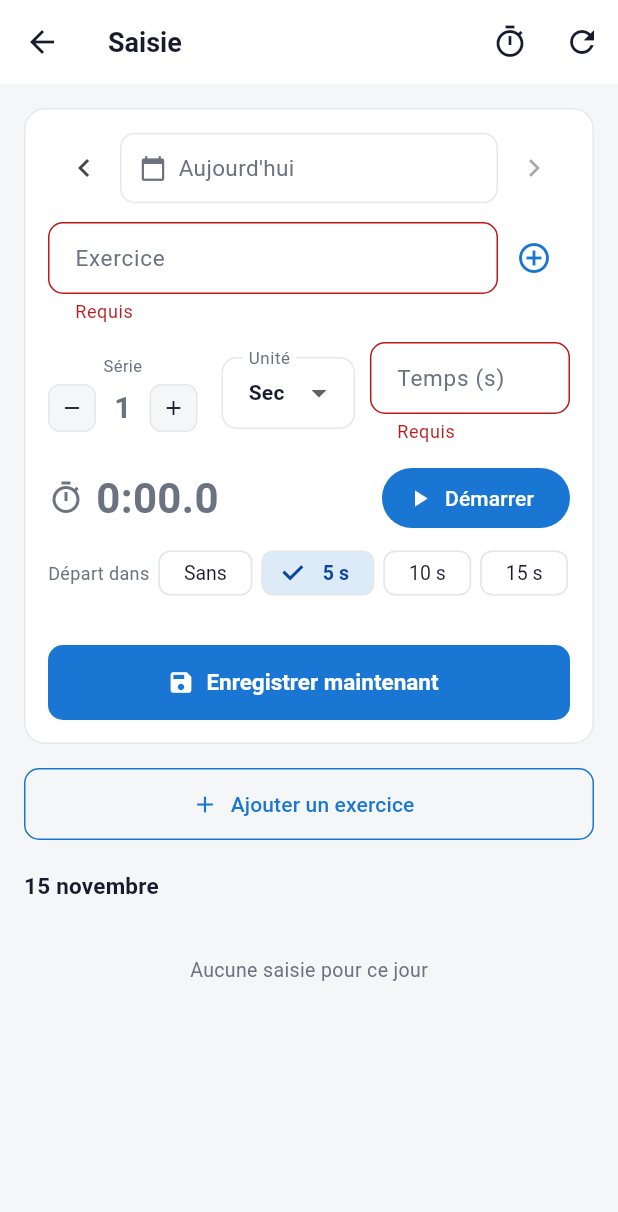
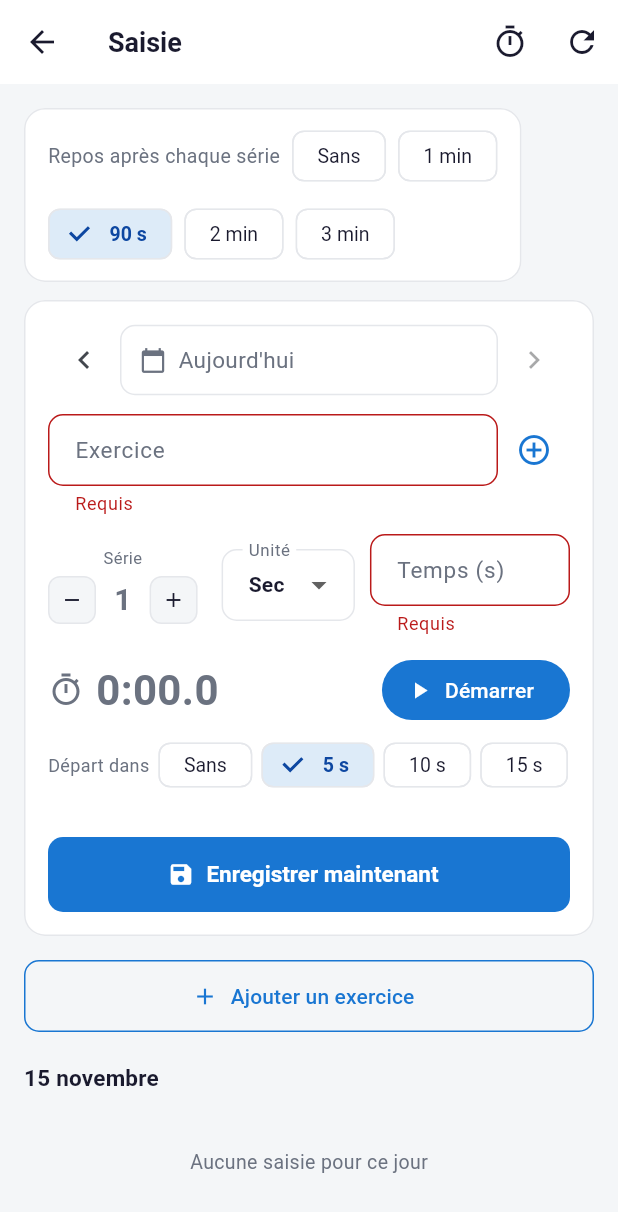
Before and after one commit to Mephisto116631/sysiphe, a Flutter app: the SaisieScreen screen opened directly with empty values, after a tap on "Enregistrer maintenant", on a phone screen of 412 x 824 dp. Shown: the top 1212 px of the screen. Run offline on Flutter 3.47's test engine with Material 3 defaults, Android fonts, the phone set to English and light mode, and no system bars; our stand-ins replace fl_chart, flutter_local_notifications, share_plus, shared_preferences, supabase_flutter, table_calendar and 2 more; accounts and stored records are empty; network calls fail.

Commit message:
Repos automatique entre les séries, premier exercice présélectionné, filtres mémorisés

```diff
--- a/flutter/lib/screens/saisie_screen.dart
+++ b/flutter/lib/screens/saisie_screen.dart
@@ -7,9 +7,12 @@ import '../models/session.dart';
 import '../models/stats.dart';
 import '../services/data_events.dart';
 import '../services/supabase_service.dart';
+import '../services/timer_alerts.dart';
+import '../services/ui_prefs.dart';
 import '../theme.dart';
 import '../widgets/chrono.dart';
 import '../widgets/exercise_card.dart';
+import '../widgets/rest_bar.dart';
 import 'minuteur_screen.dart';
 
 class SaisieScreen extends StatefulWidget {
@@ -21,7 +24,8 @@ class SaisieScreen extends StatefulWidget {
   State<SaisieScreen> createState() => _SaisieScreenState();
 }
 
-class _SaisieScreenState extends State<SaisieScreen> {
+class _SaisieScreenState extends State<SaisieScreen>
+    with WidgetsBindingObserver {
   // ── État du formulaire ────────────────────────────────────────────────────
   final _exerciceCtrl = TextEditingController();
   final _chargeCtrl =
@@ -74,6 +78,7 @@ class _SaisieScreenState extends State<SaisieScreen> {
   void initState() {
     super.initState();
     dataVersion.addListener(_onDataChanged);
+    WidgetsBinding.instance.addObserver(this);
     _init();
   }
 
@@ -84,9 +89,100 @@ class _SaisieScreenState extends State<SaisieScreen> {
       _loadExerciceNames(),
       _loadWeight(),
       _loadHistory(),
+      _loadRestPref(),
     ]);
-    // Pas de reprise automatique : l'exercice est toujours choisi par
-    // l'utilisateur.
+    _preselectFirst();
+  }
+
+  /// À l'ouverture, la carte principale propose le premier exercice de la
+  /// séance précédente (le premier pas encore fait aujourd'hui). Jamais de
+  /// changement d'exercice automatique ensuite.
+  void _preselectFirst() {
+    if (!mounted || _exerciceCtrl.text.trim().isNotEmpty || _previous.isEmpty) {
+      return;
+    }
+    _applyTemplate(nextPending(_previous, _doneToday) ?? _previous.first);
+  }
+
+  // ── Repos entre les séries ────────────────────────────────────────────────
+  int _restSeconds = 90; // 0 = sans repos automatique
+  DateTime? _restEnd;
+  Timer? _restTick;
+  int _restBeep = -1;
+  final _restLeft = ValueNotifier<Duration?>(null);
+
+  Future<void> _loadRestPref() async {
+    final v = await UiPrefs.getInt('rest_seconds');
+    if (v != null && RestBar.choices.contains(v) && mounted) {
+      setState(() => _restSeconds = v);
+    }
+  }
+
+  void _setRestConfig(int v) {
+    setState(() => _restSeconds = v);
+    UiPrefs.setInt('rest_seconds', v);
+    if (v > 0) TimerAlerts.requestPermission(); // notifications (Android 13+)
+  }
+
+  bool get _isToday {
+    final n = DateTime.now();
+    return _date.year == n.year && _date.month == n.month && _date.day == n.day;
+  }
+
+  /// Lance le repos après une série enregistrée (aujourd'hui seulement).
+  void _startRest() {
+    if (_restSeconds <= 0 || !_isToday || !mounted) return;
+    _restEnd = DateTime.now().add(Duration(seconds: _restSeconds));
+    _restBeep = -1;
+    _restTick?.cancel();
+    _restTick = Timer.periodic(const Duration(milliseconds: 200), (_) => _onRestTick());
+    _onRestTick();
+  }
+
+  void _onRestTick() {
+    final end = _restEnd;
+    if (end == null) return;
+    final left = end.difference(DateTime.now());
+    if (left <= Duration.zero) {
+      _stopRest();
+      HapticFeedback.heavyImpact();
+      Future.delayed(const Duration(milliseconds: 250), HapticFeedback.heavyImpact);
+      return;
+    }
+    final sec = (left.inMilliseconds / 1000).ceil();
+    if (sec <= 3 && sec != _restBeep) {
+      _restBeep = sec;
+      HapticFeedback.selectionClick();
+    }
+    _restLeft.value = left;
+  }
+
+  void _stopRest() {
+    _restTick?.cancel();
+    _restEnd = null;
+    _restLeft.value = null;
+    TimerAlerts.cancelAll();
+  }
+
+  void _adjustRest(int seconds) {
+    final end = _restEnd;
+    if (end == null) return;
+    _restEnd = end.add(Duration(seconds: seconds));
+    _onRestTick();
+  }
+
+  // Écran éteint ou autre appli : notification de fin de repos.
+  @override
+  void didChangeAppLifecycleState(AppLifecycleState state) {
+    final end = _restEnd;
+    if (state == AppLifecycleState.paused && end != null) {
+      final left = end.difference(DateTime.now());
+      if (left > Duration.zero) {
+        TimerAlerts.schedule([TimerAlert(left, 'Repos terminé', 'Prochaine série !')]);
+      }
+    } else if (state == AppLifecycleState.resumed) {
+      TimerAlerts.cancelAll();
+    }
   }
 
   /// Exercices du plus récent au plus ancien (liste « Récents »,
@@ -189,6 +285,7 @@ class _SaisieScreenState extends State<SaisieScreen> {
       _snack(newPr
           ? '🏆 $ex : nouveau record en série (${_num(e.value)})'
           : '$ex · série ${e.serie} enregistrée ✓');
+      _startRest();
       return true;
     } catch (err) {
       _snack('Erreur : $err', error: true);
@@ -683,6 +780,7 @@ class _SaisieScreenState extends State<SaisieScreen> {
           : perfs.length > 1
               ? '${perfs.length} séries enregistrées ✓'
               : 'Enregistré ✓');
+      _startRest();
     } catch (e) {
       setState(() => _saving = false);
       _snack('Erreur : $e', error: true);
@@ -808,6 +906,9 @@ class _SaisieScreenState extends State<SaisieScreen> {
   @override
   void dispose() {
     _autoTimer?.cancel();
+    _restTick?.cancel();
+    _restLeft.dispose();
+    WidgetsBinding.instance.removeObserver(this);
     dataVersion.removeListener(_onDataChanged);
     _exerciceCtrl.dispose();
     _chargeCtrl.dispose();
@@ -845,6 +946,16 @@ class _SaisieScreenState extends State<SaisieScreen> {
         child: Column(
           crossAxisAlignment: CrossAxisAlignment.start,
           children: [
+            // ── Repos entre les séries ────────────────────────────────────
+            RestBar(
+              seconds: _restSeconds,
+              onConfig: _setRestConfig,
+              left: _restLeft,
+              onSkip: _stopRest,
+              onAdjust: _adjustRest,
+            ),
+            const SizedBox(height: 12),
+
             // ── Résumé du jour ────────────────────────────────────────────
             if (_history.isNotEmpty || _todayPerfs.isNotEmpty) ...[
               _KpiRow(
--- /dev/null
+++ b/flutter/lib/services/ui_prefs.dart
@@ -0,0 +1,22 @@
+import 'package:shared_preferences/shared_preferences.dart';
+
+/// Préférences d'interface de l'appareil (filtres, réglages de repos…).
+/// Jamais bloquant : en cas d'erreur, on retombe sur la valeur par défaut.
+class UiPrefs {
+  static Future<SharedPreferences?> _p() async {
+    try {
+      return await SharedPreferences.getInstance();
+    } catch (_) {
+      return null;
+    }
+  }
+
+  static Future<String?> getString(String k) async => (await _p())?.getString(k);
+  static Future<void> setString(String k, String v) async =>
+      (await _p())?.setString(k, v);
+  static Future<int?> getInt(String k) async => (await _p())?.getInt(k);
+  static Future<void> setInt(String k, int v) async => (await _p())?.setInt(k, v);
+  static Future<bool?> getBool(String k) async => (await _p())?.getBool(k);
+  static Future<void> setBool(String k, bool v) async =>
+      (await _p())?.setBool(k, v);
+}
--- /dev/null
+++ b/flutter/lib/widgets/rest_bar.dart
@@ -0,0 +1,101 @@
+import 'package:flutter/foundation.dart' show ValueListenable;
+import 'package:flutter/material.dart';
+import '../models/interval_plan.dart' show clock;
+import '../theme.dart';
+
+/// Repos entre les séries. Au repos : gros décompte avec −15 s / +15 s /
+/// Passer. Sinon : le choix de la durée du repos automatique (« Sans »
+/// désactive), mémorisé sur l'appareil.
+class RestBar extends StatelessWidget {
+  static const choices = [0, 60, 90, 120, 180];
+
+  final int seconds; // réglage (0 = sans repos automatique)
+  final ValueChanged<int> onConfig;
+  final ValueListenable<Duration?> left; // null = pas de repos en cours
+  final VoidCallback onSkip;
+  final ValueChanged<int> onAdjust; // ± secondes
+
+  const RestBar({
+    super.key,
+    required this.seconds,
+    required this.onConfig,
+    required this.left,
+    required this.onSkip,
+    required this.onAdjust,
+  });
+
+  static String label(int s) => s == 0
+      ? 'Sans'
+      : s % 60 == 0
+          ? '${s ~/ 60} min'
+          : '$s s';
+
+  @override
+  Widget build(BuildContext context) {
+    return ValueListenableBuilder<Duration?>(
+      valueListenable: left,
+      builder: (context, d, _) {
+        if (d != null) {
+          return Card(
+            color: Colors.blue.shade700,
+            child: Padding(
+              padding: const EdgeInsets.fromLTRB(16, 10, 8, 10),
+              child: Row(
+                children: [
+                  const Icon(Icons.hourglass_bottom, color: Colors.white),
+                  const SizedBox(width: 8),
+                  const Text('Repos',
+                      style: TextStyle(color: Colors.white70, fontSize: 14)),
+                  const SizedBox(width: 10),
+                  Expanded(
+                    child: FittedBox(
+                      fit: BoxFit.scaleDown,
+                      alignment: Alignment.centerLeft,
+                      child: Text(clock(d),
+                          key: const ValueKey('rest-time'),
+                          style: const TextStyle(
+                              color: Colors.white,
+                              fontSize: 30,
+                              fontWeight: FontWeight.w700)),
+                    ),
+                  ),
+                  TextButton(
+                      onPressed: () => onAdjust(-15),
+                      child: const Text('−15',
+                          style: TextStyle(color: Colors.white))),
+                  TextButton(
+                      onPressed: () => onAdjust(15),
+                      child: const Text('+15',
+                          style: TextStyle(color: Colors.white))),
+                  FilledButton.tonal(
+                      onPressed: onSkip, child: const Text('Passer')),
+                ],
+              ),
+            ),
+          );
+        }
+        return Card(
+          child: Padding(
+            padding: const EdgeInsets.fromLTRB(16, 8, 16, 8),
+            child: Wrap(
+              spacing: 8,
+              runSpacing: 4,
+              crossAxisAlignment: WrapCrossAlignment.center,
+              children: [
+                const Text('Repos après chaque série',
+                    style: TextStyle(
+                        color: AppTheme.textSecondary, fontSize: 13)),
+                for (final c in choices)
+                  ChoiceChip(
+                    label: Text(label(c)),
+                    selected: seconds == c,
+                    onSelected: (_) => onConfig(c),
+                  ),
+              ],
+            ),
+          ),
+        );
+      },
+    );
+  }
+}
```
Also changed, not shown: flutter/lib/screens/calendar_screen.dart (+18 -1 lines), flutter/lib/screens/records_screen.dart (+13 -1 lines), flutter/lib/screens/stats_screen.dart (+35 -3 lines), 1 other file.
